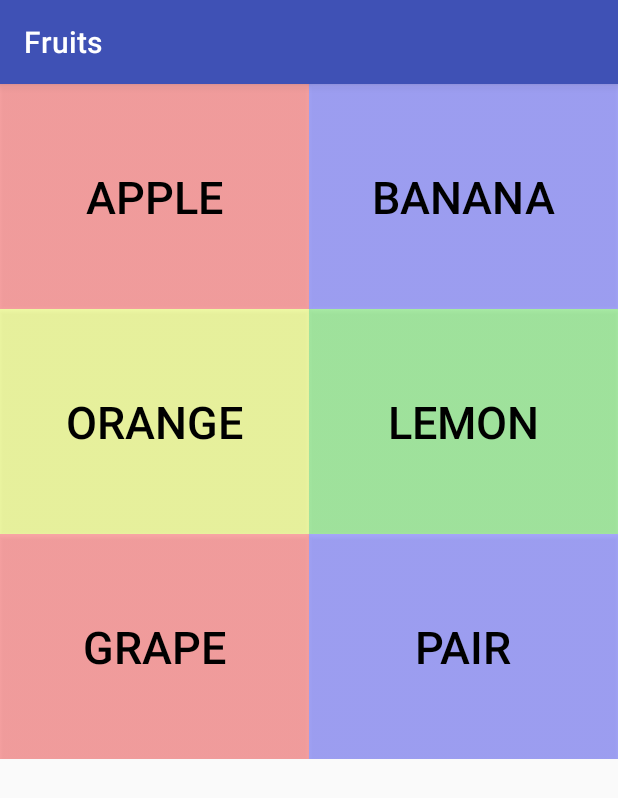
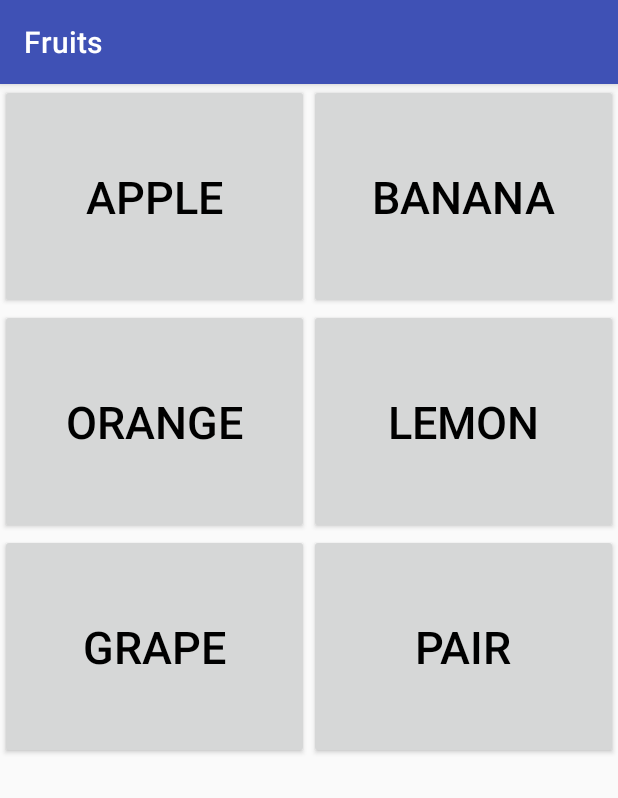
Before and after one commit to FilipHasson/DementiaHack, an Android app: the SubMenu screen opened directly, with no data from a screen before it, after a tap on "FRUITS", on a phone screen of 412 x 824 dp. Shown: the top 798 px of the screen. Run offline under Robolectric (Android 15) with nearby library versions, the light colour scheme and no system bars; our stand-ins replace Picasso; pictures from the network do not load.

Commit message:
UI is functionality implemented

```diff
--- a/FindMyWord/app/build.gradle
+++ b/FindMyWord/app/build.gradle
@@ -28,5 +28,6 @@
     compile 'com.android.support.constraint:constraint-layout:1.0.1'
     compile 'com.squareup.retrofit2:retrofit:2.2.0'
     compile 'com.squareup.retrofit2:converter-gson:2.2.0'
+    compile 'com.squareup.picasso:picasso:2.5.2'
     testCompile 'junit:junit:4.12'
 }
--- a/FindMyWord/app/src/main/java/com/example/guestuser/findmyword/SubMenu.java
+++ b/FindMyWord/app/src/main/java/com/example/guestuser/findmyword/SubMenu.java
@@ -1,7 +1,9 @@
 package com.example.guestuser.findmyword;
 
+import android.content.Context;
 import android.content.Intent;
 import android.graphics.Color;
+import android.graphics.drawable.Drawable;
 import android.os.Bundle;
 import android.support.v7.app.AppCompatActivity;
 import android.util.DisplayMetrics;
@@ -9,7 +11,19 @@
 import android.util.TypedValue;
 import android.view.View;
 import android.widget.Button;
+import android.widget.ImageView;
 import android.widget.LinearLayout;
+
+import com.example.guestuser.findmyword.API.FindMyWordAPIController;
+import com.example.guestuser.findmyword.API.Photo;
+import com.example.guestuser.findmyword.API.PhotoResult;
+import com.squareup.picasso.Picasso;
+
+import java.util.List;
+
+import retrofit2.Call;
+import retrofit2.Callback;
+import retrofit2.Response;
 
 public class SubMenu extends AppCompatActivity implements View.OnClickListener{
     private static final String APP_NAME = "FindMyWord";
@@ -19,54 +33,66 @@
     private static final String WORD_FINDER = "word_finder";
     private static WordFinder wf;
     private int colorInt =0;
+    private String categories[];
+    private Button buttons[];
 
-    private int getPictureOrColor(String category){
-        String uri = "drawable/"+category.toLowerCase();
-        int imageResource = getResources().getIdentifier(uri, null, getPackageName());
-        if (imageResource == 0){
-            String color = "red";
-            if (colorInt == 0) colorInt = 1;
-            switch (colorInt){
-                case 1:
-                    color = "red";
-                    colorInt++;
-                    break;
-                case 2:
-                    color = "blue";
-                    colorInt++;
-                    break;
-                case 3:
-                    color = "yellow";
-                    colorInt++;
-                    break;
-                case 4:
-                    color = "green";
-                    colorInt = 1;
-                    break;
+    public void searchPhoto(final String searchQuery) {
+        FindMyWordAPIController controller = new FindMyWordAPIController();
+        controller.searchPhotos(searchQuery, new Callback<PhotoResult>() {
+            @Override
+            public void onResponse(Call<PhotoResult> call, Response<PhotoResult> response) {
+                if (response.isSuccessful()) {
+                    List<Photo> photoList = response.body().getPhotos().getPhoto();
+                    int myint;
+                    for (myint =0; myint < categories.length; myint++){
+                        if (categories[myint].equals(searchQuery)){
+                            break;
+                        }
+                    }
+                    final int finalint = myint;
+                    //or you can get only first photo
+                    String firstPhotoURL = photoList.get(0).toUrl();
+                    final ImageView targetImageView = new ImageView(getBaseContext());//(ImageView) findViewById(R.id.imageView);
+                    Context context = getBaseContext();
+                    Picasso
+                            .with(context)
+                            .load(firstPhotoURL)
+                            .into(targetImageView, new com.squareup.picasso.Callback(){
+                                @Override
+                                public void onSuccess() {
+                                    Drawable d = targetImageView.getDrawable();
+                                    buttons[finalint].setBackground(d);
+                                    buttons[finalint].getBackground().setAlpha(95);
+                                }
+                                @Override
+                                public void onError() {
+                                    Log.d("BALLS", "Shit Failed yo");
+                                }
+                            });
+                } else {
+                    Log.d(DEBUG_TAG, "failed");
+                }
             }
-            uri = "drawable/"+color;
-            imageResource = getResources().getIdentifier(uri, null, getPackageName());
-        }
-        return imageResource;
+            @Override
+            public void onFailure(Call<PhotoResult> call, Throwable t) {
+                Log.d(DEBUG_TAG, "search photo fail");
+            }
+        });
     }
 
     @Override
     protected void onCreate(Bundle savedInstanceState) {
-        Log.d(DEBUG_TAG,"onCreate Launched");
         boolean terminal_node = false;
         int numButtons;
         int numRows;
         int buttonCount = 0;
         LinearLayout layout;
         LinearLayout horizontals[];
-        Button buttons[];
         DisplayMetrics dm = getResources().getDisplayMetrics();
         float dpInPx = TypedValue.applyDimension(TypedValue.COMPLEX_UNIT_DIP, 150, dm);
         String category = getIntent().getStringExtra("category");
-        String categories[];
 
         if (this.wf == null){
-            Log.d(DEBUG_TAG,"NULL WordFinder");
             this.wf = new WordFinder(this);
             this.wf.setName(category);
         } else {
@@ -107,13 +133,13 @@
                 horizontals[i] = new LinearLayout(this);
                 horizontals[i].setOrientation(LinearLayout.HORIZONTAL);
                 horizontals[i].setLayoutParams(linearParams);
+                horizontals[i].setBaselineAligned(false);
                 layout.addView(horizontals[i]);
                 buttons[buttonCount] = new Button(this);
                 buttons[buttonCount].setText(categories[buttonCount]);
                 buttons[buttonCount].setTextSize(TypedValue.COMPLEX_UNIT_DIP, 30);
                 buttons[buttonCount].setTextColor(Color.BLACK);
-                buttons[buttonCount].setBackgroundResource(getPictureOrColor(categories[buttonCount]));
-                buttons[buttonCount].getBackground().setAlpha(85);
+                searchPhoto(categories[buttonCount]);
                 buttons[buttonCount].setLayoutParams(buttonParams);
                 if (!terminal_node) buttons[buttonCount].setOnClickListener(this);
                 horizontals[i].addView(buttons[buttonCount]);
@@ -121,6 +147,7 @@
                 horizontals[i] = new LinearLayout(this);
                 horizontals[i].setOrientation(LinearLayout.HORIZONTAL);
                 horizontals[i].setLayoutParams(linearParams);
+                horizontals[i].setBaselineAligned(false);
                 layout.addView(horizontals[i]);
                 int test = buttonCount+1;
                 for (int j=buttonCount; j <= test ;j++) {
@@ -129,8 +156,7 @@
                     buttons[j].setText(categories[j]);
                     buttons[j].setTextSize(TypedValue.COMPLEX_UNIT_DIP, 30);
                     buttons[j].setTextColor(Color.BLACK);
-                    buttons[j].setBackgroundResource(getPictureOrColor(categories[buttonCount]));
-                    buttons[j].getBackground().setAlpha(85);
+                    searchPhoto(categories[buttonCount]);
                     buttons[j].setLayoutParams(buttonParams);
                     buttons[j].setTag(buttons[j].getText());
                     buttons[j].generateViewId();
```
Also changed, not shown: FindMyWord/app/src/main/java/com/example/guestuser/findmyword/MainActivity.java (+59 -36 lines).
